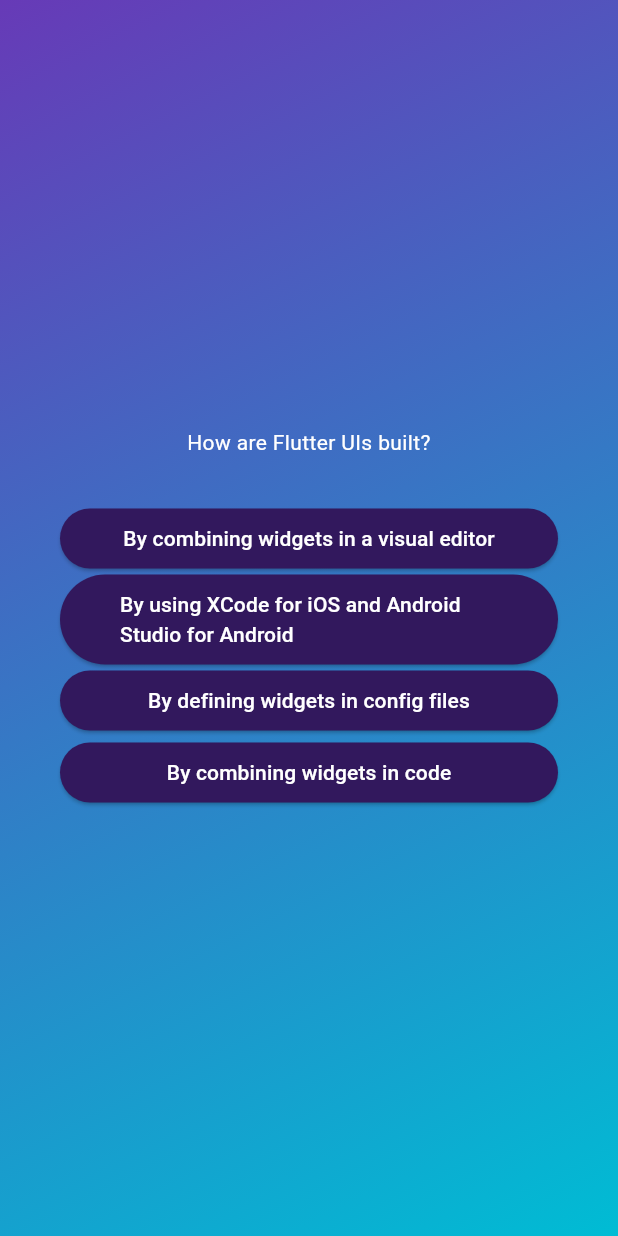
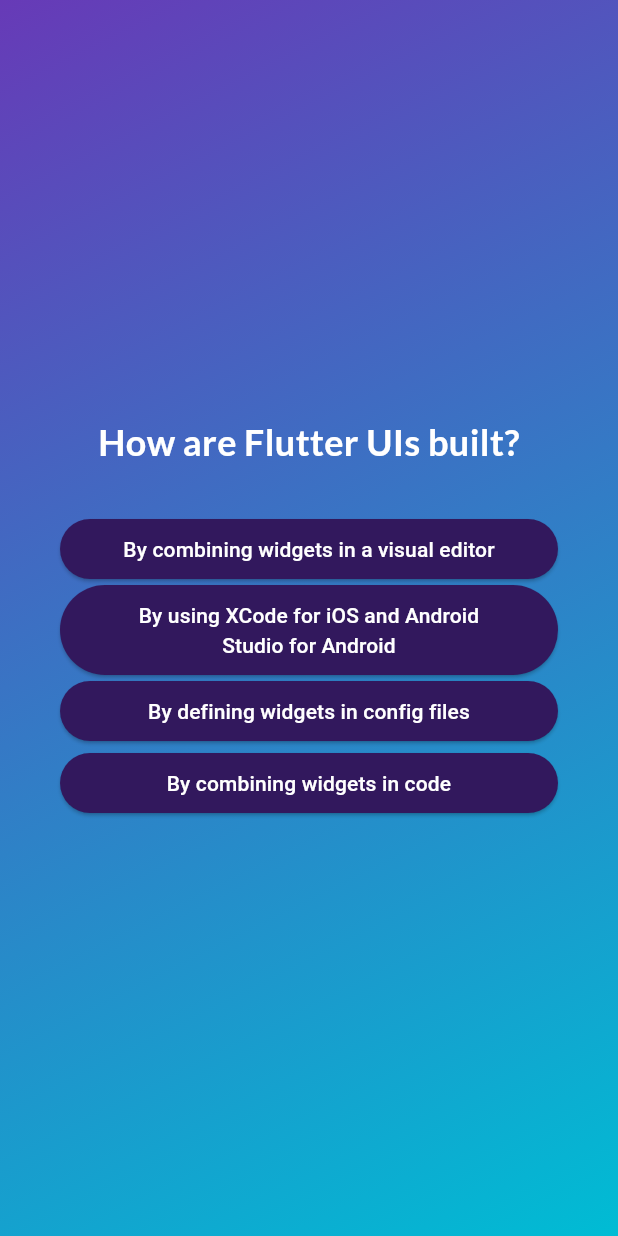
Before and after one commit to jeremyvol/flutter_quiz, a Flutter app: the screen it shows after launch, after a tap on "Start Quiz", after a tap on "Components", on a phone screen of 412 x 824 dp. Run offline on Flutter 3.47's test engine with Material 3 defaults, Android fonts, the phone set to English and light mode, and no system bars; our stand-ins replace google_fonts.

```diff
--- a/lib/answer_button.dart
+++ b/lib/answer_button.dart
@@ -26,7 +26,10 @@ class AnswerButton extends StatelessWidget {
         //   borderRadius: BorderRadius.circular(5),
         // ),
       ),
-      child: Text(answerText),
+      child: Text(
+        answerText,
+        textAlign: TextAlign.center,
+      ),
     );
   }
 }
--- a/lib/questions_screen.dart
+++ b/lib/questions_screen.dart
@@ -2,9 +2,15 @@ import 'package:flutter/material.dart';
 
 import 'package:flutter_quizz/answer_button.dart';
 import 'package:flutter_quizz/data/questions.dart';
+import 'package:google_fonts/google_fonts.dart';
 
 class QuestionsScreen extends StatefulWidget {
-  const QuestionsScreen({super.key});
+  const QuestionsScreen({
+    super.key,
+    required this.onSelectAnswer,
+  });
+
+  final void Function(String answer) onSelectAnswer;
 
   @override
   State<QuestionsScreen> createState() {
@@ -15,7 +21,8 @@ class QuestionsScreen extends StatefulWidget {
 class _QuestionsScreenState extends State<QuestionsScreen> {
   var currentQuestionIndex = 0;
 
-  void answerQuestion() {
+  void answerQuestion(String selectedAnswer) {
+    widget.onSelectAnswer(selectedAnswer);
     setState(() {
       currentQuestionIndex++;
     });
@@ -35,16 +42,19 @@ class _QuestionsScreenState extends State<QuestionsScreen> {
           children: [
             Text(
               currentQuestion.text,
-              style: const TextStyle(
-                color: Colors.white,
-              ),
+              style: GoogleFonts.lato(
+                  color: Colors.white,
+                  fontSize: 24,
+                  fontWeight: FontWeight.bold),
               textAlign: TextAlign.center,
             ),
             const SizedBox(height: 30),
             ...currentQuestion.getShuffledAnswers().map((answer) {
               return AnswerButton(
                 answerText: answer,
-                onTap: answerQuestion,
+                onTap: () {
+                  answerQuestion(answer);
+                },
               );
             })
           ],
--- a/lib/quiz.dart
+++ b/lib/quiz.dart
@@ -1,5 +1,6 @@
 import 'package:flutter/material.dart';
 
+import 'package:flutter_quizz/data/questions.dart';
 import 'package:flutter_quizz/questions_screen.dart';
 import 'package:flutter_quizz/start_screen.dart';
 
@@ -21,6 +22,7 @@ class _QuizState extends State<Quiz> {
   //   super.initState();
   // }
 
+  List<String> selectedAnswers = [];
   var activeScreen = 'start-screen';
 
   void switchScreen() {
@@ -29,12 +31,23 @@ class _QuizState extends State<Quiz> {
     });
   }
 
+  void chooseAnswer(String answer) {
+    selectedAnswers.add(answer);
+
+    if (selectedAnswers.length == questions.length) {
+      setState(() {
+        selectedAnswers = [];
+        activeScreen = 'start-screen';
+      });
+    }
+  }
+
   @override
   Widget build(context) {
     Widget screenWidget = StartScreen(switchScreen);
 
     if (activeScreen == 'questions-screen') {
-      screenWidget = const QuestionsScreen();
+      screenWidget = QuestionsScreen(onSelectAnswer: chooseAnswer);
     }
 
     return MaterialApp(
--- a/lib/start_screen.dart
+++ b/lib/start_screen.dart
@@ -1,4 +1,5 @@
 import 'package:flutter/material.dart';
+import 'package:google_fonts/google_fonts.dart';
 
 class StartScreen extends StatelessWidget {
   const StartScreen(this.startQuiz, {super.key});
@@ -17,9 +18,9 @@ class StartScreen extends StatelessWidget {
             color: const Color.fromARGB(150, 255, 255, 255),
           ),
           const SizedBox(height: 80),
-          const Text(
+          Text(
             'Learn Flutter the fun way!',
-            style: TextStyle(
+            style: GoogleFonts.lato(
               color: Colors.white,
               fontSize: 24,
             ),
--- a/pubspec.yaml
+++ b/pubspec.yaml
@@ -9,6 +9,7 @@ environment:
 dependencies:
   flutter:
     sdk: flutter
+  google_fonts: ^6.2.1
 
 dev_dependencies:
   flutter_test:
```
Also changed, not shown: pubspec.lock, 7 other files.
